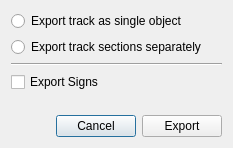
Zizin13/Roller, file TrackEditor/ExportWizard.ui: the form before one commit.
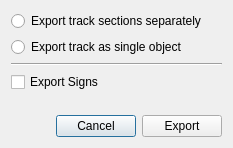
The form after the commit.

Commit message: allow exporting signs checkbox with single object selected in obj mode

```diff
--- a/TrackEditor/ExportWizard.ui
+++ b/TrackEditor/ExportWizard.ui
@@ -17,16 +17,16 @@
    <item>
     <layout class="QVBoxLayout" name="verticalLayout_2">
      <item>
-      <widget class="QRadioButton" name="rbSingle">
+      <widget class="QRadioButton" name="rbSeparate">
        <property name="text">
-        <string>Export track as single object</string>
+        <string>Export track sections separately</string>
        </property>
       </widget>
      </item>
      <item>
-      <widget class="QRadioButton" name="rbSeparate">
+      <widget class="QRadioButton" name="rbSingle">
        <property name="text">
-        <string>Export track sections separately</string>
+        <string>Export track as single object</string>
        </property>
       </widget>
      </item>
```
The commit also changes 2 other files.
